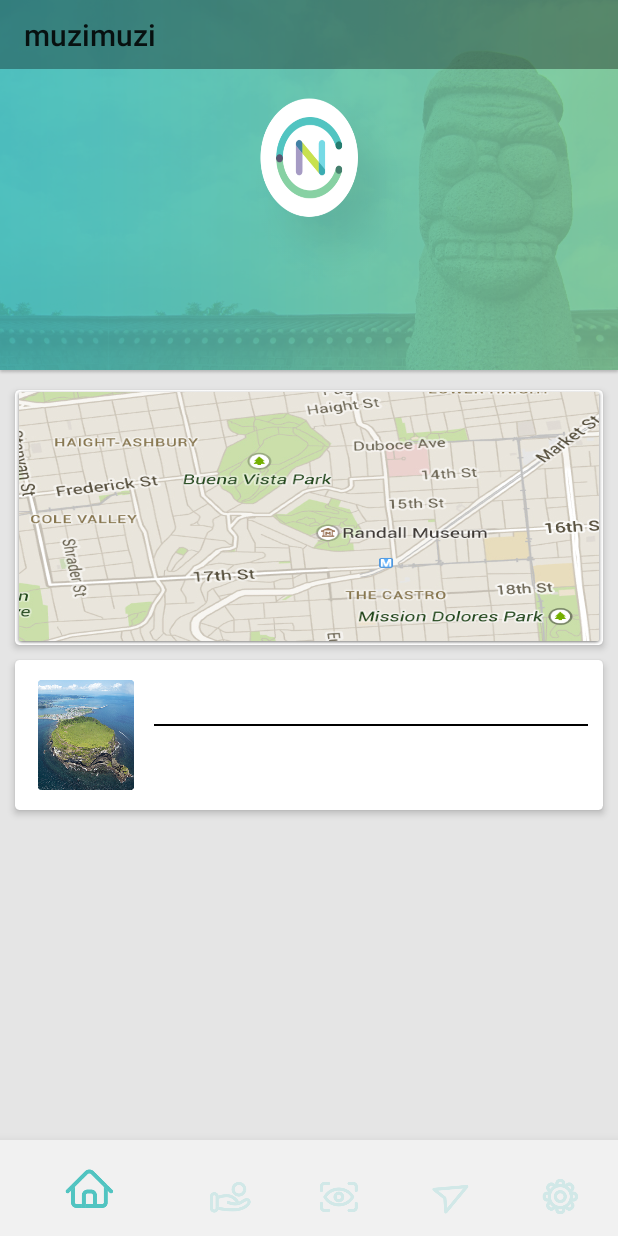
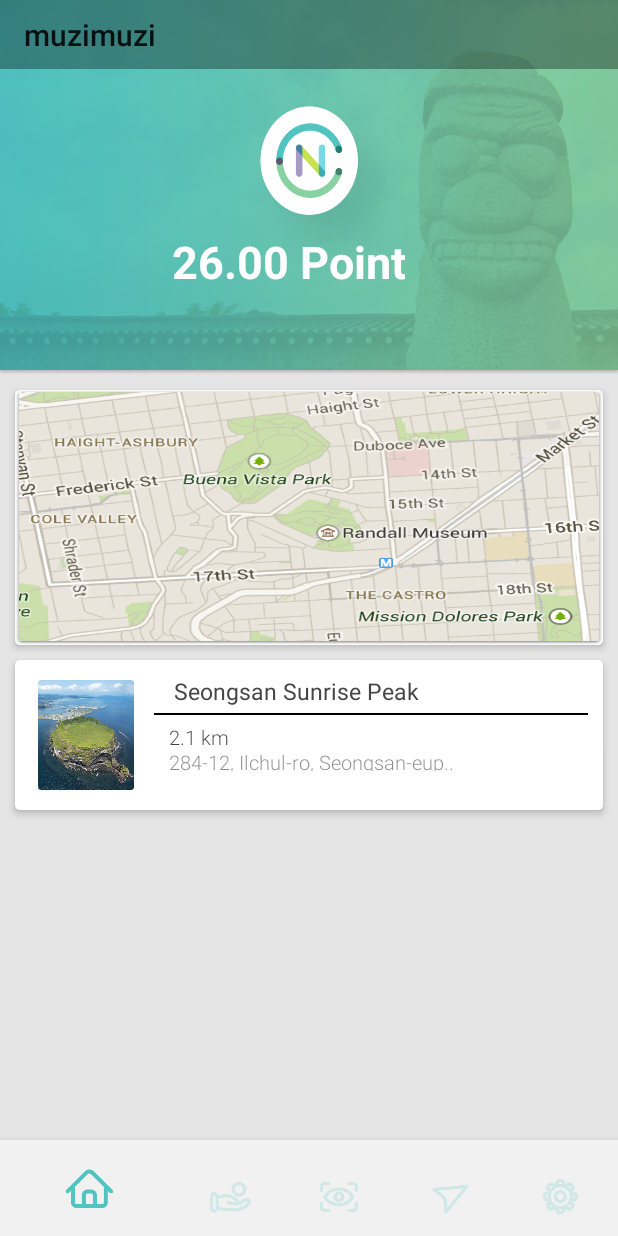
Before and after one commit to zaeval/Naturecoin, an Android app: the screen it shows after launch (MainActivity), on a phone screen of 412 x 824 dp. Run offline under Robolectric (Android 15) with nearby library versions, the light colour scheme and no system bars; libraries missing offline, so code that uses them is left out: net.glxn.qrgen; 1 statement that could not run was skipped.

Commit message:
Fixed layout (home)

```diff
--- a/muzimuzi/app/src/main/res/layout/fragment_home.xml
+++ b/muzimuzi/app/src/main/res/layout/fragment_home.xml
@@ -27,16 +27,15 @@
             <ImageView
                 android:id="@+id/imageView2"
                 android:layout_width="128dp"
-                android:layout_height="120dp"
+                android:layout_height="110dp"
                 android:layout_centerHorizontal="true"
                 android:layout_centerVertical="true"
                 android:background="@drawable/icon_coin" />
 
             <TextView
                 android:layout_width="wrap_content"
-                android:layout_height="wrap_content"
+                android:layout_height="50dp"
                 android:textSize="29.7sp"
-                android:fontFamily="sans-serif"
                 android:textStyle="bold"
                 android:textColor="#ffffff"
                 android:lineSpacingExtra="25.2sp"
@@ -44,7 +43,8 @@
                 tools:text="26.00 Point"
                 android:layout_alignParentBottom="true"
                 android:layout_alignEnd="@+id/imageView2"
-                android:layout_marginBottom="46dp" />
+                android:layout_marginBottom="46dp"
+                android:text="26.00 Point" />
 
         </RelativeLayout>
 
@@ -98,43 +98,45 @@
                     >
                     <TextView
                         android:layout_width="match_parent"
-                        android:layout_height="wrap_content"
+                        android:layout_height="20dp"
                         android:fontFamily="sans-serif"
+                        android:textSize="15.3sp"
                         android:textStyle="normal"
                         android:textColor="#454545"
                         tools:text="Seongsan Sunrise Peak"
                         android:layout_marginLeft="13dp"
-                        android:layout_marginTop="13dp"
-                        />
+                        android:layout_marginTop="10dp"
+                        android:text="Seongsan Sunrise Peak" />
                     <RelativeLayout
                         android:layout_width="match_parent"
                         android:layout_height="1dp"
-                        android:layout_marginTop="10dp"
-                        android:layout_marginBottom="10dp"
+                        android:layout_marginTop="5dp"
+                        android:layout_marginBottom="5dp"
                         android:layout_marginRight="10dp"
                         android:background="#000000"
                         ></RelativeLayout>
                     <TextView
                         android:layout_width="wrap_content"
-                        android:layout_height="wrap_content"
+                        android:layout_height="15dp"
                         android:textSize="13.3sp"
                         android:layout_marginLeft="10dp"
                         android:fontFamily="sans-serif-light"
                         android:textStyle="normal"
                         android:textColor="#cc101010"
                         tools:text="2.1 km"
-                        />
+                        android:text="2.1 km" />
+
                     <TextView
                         android:layout_width="wrap_content"
-                        android:layout_height="wrap_content"
-                        android:layout_marginTop="10dp"
+                        android:layout_height="15dp"
+                        android:layout_marginTop="1dp"
                         android:textSize="13.5sp"
                         android:layout_marginLeft="10dp"
                         android:fontFamily="sans-serif-light"
                         android:textStyle="normal"
                         android:textColor="#7f101010"
                         tools:text="284-12, Ilchul-ro, Seongsan-eup.."
-                        />
+                        android:text="284-12, Ilchul-ro, Seongsan-eup.." />
                 </LinearLayout>
             </LinearLayout>
         </android.support.v7.widget.CardView>
```
Also changed, not shown: 1 other file.
